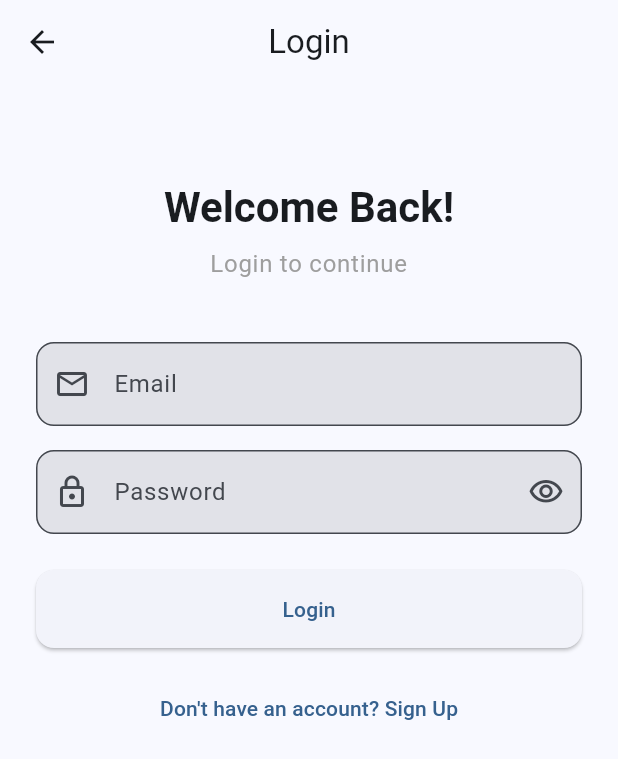
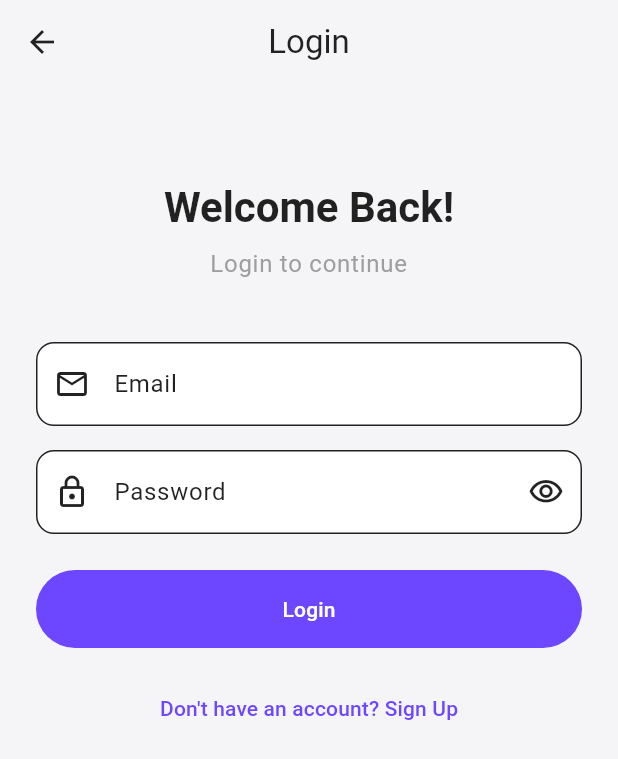
Before and after one commit to ijlal152/pro_helper, a Flutter app: the screen it shows after launch, after a tap on "Login", on a phone screen of 412 x 824 dp. Shown: the top 759 px of the screen. Run offline on Flutter 3.47's test engine with Material 3 defaults, Android fonts, the phone set to English and light mode, and no system bars; our stand-ins replace dartz, dio, equatable, flutter_bloc, flutter_secure_storage, freezed_annotation and 6 more; network calls fail.

Commit message:
Refactor app theme and add custom palette
Introduce a design-aligned color palette (primaryPurple, lightBackground, darkBackground, cardDark) and switch from ColorScheme.fromSeed to explicit ColorScheme.light/dark. Standardize scaffold and appBar themes, set explicit button colors and styles (background, foreground, padding, larger 30px radius, no elevation), apply filled input decoration colors, and unify card styling (color, 16px radius, no elevation) for both light and dark themes to match the design system and improve visual consistency.

```diff
--- a/pro_helper_mobile_app/lib/core/theme/app_theme.dart
+++ b/pro_helper_mobile_app/lib/core/theme/app_theme.dart
@@ -2,29 +2,55 @@ import 'package:flutter/material.dart';
 
 /// App theme configuration
 class AppTheme {
+  // Color palette matching the design
+  static const Color primaryPurple = Color(0xFF6C47FF);
+  static const Color lightBackground = Color(0xFFF5F5F7);
+  static const Color darkBackground = Color(0xFF1A1A1A);
+  static const Color cardDark = Color(0xFF2A2A2A);
+
   static ThemeData get lightTheme {
     return ThemeData(
       useMaterial3: true,
-      colorScheme: ColorScheme.fromSeed(
-        seedColor: Colors.blue,
-        brightness: Brightness.light,
+      brightness: Brightness.light,
+      colorScheme: const ColorScheme.light(
+        primary: primaryPurple,
+        secondary: primaryPurple,
+        surface: Colors.white,
+        // background: lightBackground,
+        surfaceBright: lightBackground,
+        onPrimary: Colors.white,
+        onSecondary: Colors.white,
+        onSurface: Colors.black87,
+        // onBackground: Colors.black87,
+        onSurfaceVariant: Colors.black87,
       ),
-      appBarTheme: const AppBarTheme(centerTitle: true, elevation: 0),
+      scaffoldBackgroundColor: lightBackground,
+      appBarTheme: const AppBarTheme(
+        centerTitle: true,
+        elevation: 0,
+        backgroundColor: Colors.transparent,
+        foregroundColor: Colors.black87,
+      ),
       elevatedButtonTheme: ElevatedButtonThemeData(
         style: ElevatedButton.styleFrom(
+          backgroundColor: primaryPurple,
+          foregroundColor: Colors.white,
           padding: const EdgeInsets.symmetric(horizontal: 32, vertical: 16),
           shape: RoundedRectangleBorder(
-            borderRadius: BorderRadius.circular(12),
+            borderRadius: BorderRadius.circular(30),
           ),
+          elevation: 0,
         ),
       ),
       inputDecorationTheme: InputDecorationTheme(
         border: OutlineInputBorder(borderRadius: BorderRadius.circular(12)),
         filled: true,
+        fillColor: Colors.white,
       ),
       cardTheme: CardThemeData(
-        elevation: 2,
-        shape: RoundedRectangleBorder(borderRadius: BorderRadius.circular(12)),
+        elevation: 0,
+        color: Colors.white,
+        shape: RoundedRectangleBorder(borderRadius: BorderRadius.circular(16)),
       ),
     );
   }
@@ -32,26 +58,44 @@ class AppTheme {
   static ThemeData get darkTheme {
     return ThemeData(
       useMaterial3: true,
-      colorScheme: ColorScheme.fromSeed(
-        seedColor: Colors.blue,
-        brightness: Brightness.dark,
+      brightness: Brightness.dark,
+      colorScheme: const ColorScheme.dark(
+        primary: primaryPurple,
+        secondary: primaryPurple,
+        surface: cardDark,
+        background: darkBackground,
+        onPrimary: Colors.white,
+        onSecondary: Colors.white,
+        onSurface: Colors.white,
+        onBackground: Colors.white,
       ),
-      appBarTheme: const AppBarTheme(centerTitle: true, elevation: 0),
+      scaffoldBackgroundColor: darkBackground,
+      appBarTheme: const AppBarTheme(
+        centerTitle: true,
+        elevation: 0,
+        backgroundColor: Colors.transparent,
+        foregroundColor: Colors.white,
+      ),
       elevatedButtonTheme: ElevatedButtonThemeData(
         style: ElevatedButton.styleFrom(
+          backgroundColor: primaryPurple,
+          foregroundColor: Colors.white,
           padding: const EdgeInsets.symmetric(horizontal: 32, vertical: 16),
           shape: RoundedRectangleBorder(
-            borderRadius: BorderRadius.circular(12),
+            borderRadius: BorderRadius.circular(30),
           ),
+          elevation: 0,
         ),
       ),
       inputDecorationTheme: InputDecorationTheme(
         border: OutlineInputBorder(borderRadius: BorderRadius.circular(12)),
         filled: true,
+        fillColor: cardDark,
       ),
       cardTheme: CardThemeData(
-        elevation: 2,
-        shape: RoundedRectangleBorder(borderRadius: BorderRadius.circular(12)),
+        elevation: 0,
+        color: cardDark,
+        shape: RoundedRectangleBorder(borderRadius: BorderRadius.circular(16)),
       ),
     );
   }
```
